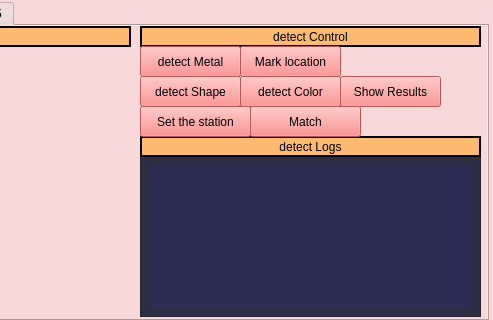
Above: GUI/GUI_tabs.ui from abdelrahman7124/torpedo-project before the change; both pictures show x 362 to 855 and y 0 to 320 of the 855 by 537 pixel window. Below: the same form after it.
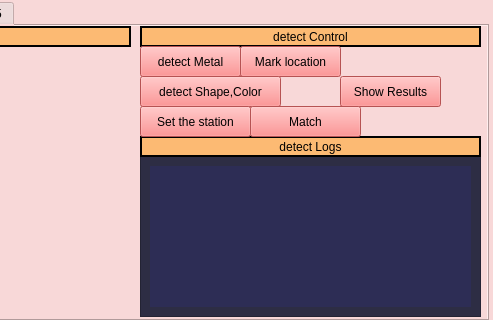
That is the form after the change.

The edit to the form file:
```diff
--- a/GUI/GUI_tabs.ui
+++ b/GUI/GUI_tabs.ui
@@ -510,7 +510,7 @@
        <rect>
         <x>500</x>
         <y>50</y>
-        <width>101</width>
+        <width>141</width>
         <height>31</height>
        </rect>
       </property>
@@ -518,23 +518,7 @@
        <string notr="true">background-color: rgb(255, 116, 116)</string>
       </property>
       <property name="text">
-       <string>detect Shape</string>
-      </property>
-     </widget>
-     <widget class="QPushButton" name="detectColorButton">
-      <property name="geometry">
-       <rect>
-        <x>600</x>
-        <y>50</y>
-        <width>101</width>
-        <height>31</height>
-       </rect>
-      </property>
-      <property name="styleSheet">
-       <string notr="true">background-color: rgb(255, 116, 116)</string>
-      </property>
-      <property name="text">
-       <string>detect Color</string>
+       <string>detect Shape,Color</string>
       </property>
      </widget>
      <widget class="QPushButton" name="Show_res_task2_bouns_push">
```
